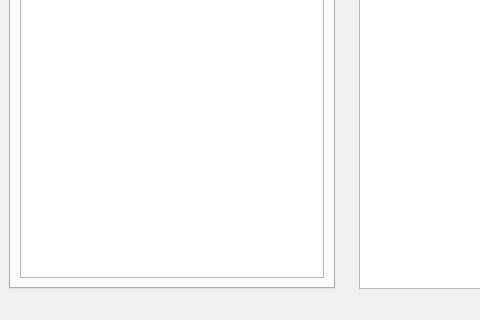
Above: src/ui/main_window/main_ui/main_window.ui from halledega/StudWalls before the change; both pictures show x 0 to 480 and y 355 to 675 of the 919 by 675 pixel window. Below: the same form after it.
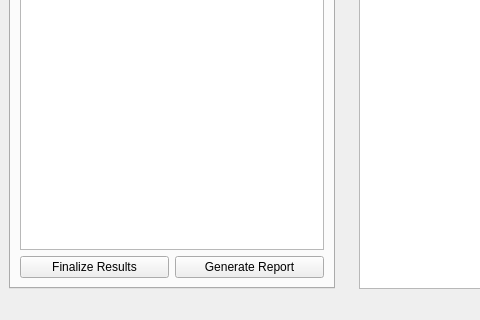
That is the form after the change. The open tabs and pages were chosen to show the change.

```diff
--- a/src/ui/main_window/main_ui/main_window.ui
+++ b/src/ui/main_window/main_ui/main_window.ui
@@ -281,13 +281,27 @@
         <attribute name="title">
          <string>Results</string>
         </attribute>
-        <layout class="QHBoxLayout" name="horizontalLayout_2">
+        <layout class="QVBoxLayout" name="verticalLayout_2">
          <item>
-          <widget class="QTextEdit" name="result_detailed_textEdit">
-           <property name="readOnly">
-            <bool>true</bool>
-           </property>
-          </widget>
+          <widget class="QTableWidget" name="results_tableWidget"/>
+         </item>
+         <item>
+          <layout class="QHBoxLayout" name="horizontalLayout_4">
+           <item>
+            <widget class="QPushButton" name="finalize_pushButton">
+             <property name="text">
+              <string>Finalize Results</string>
+             </property>
+            </widget>
+           </item>
+           <item>
+            <widget class="QPushButton" name="generate_report_pushButton">
+             <property name="text">
+              <string>Generate Report</string>
+             </property>
+            </widget>
+           </item>
+          </layout>
          </item>
         </layout>
        </widget>
```
